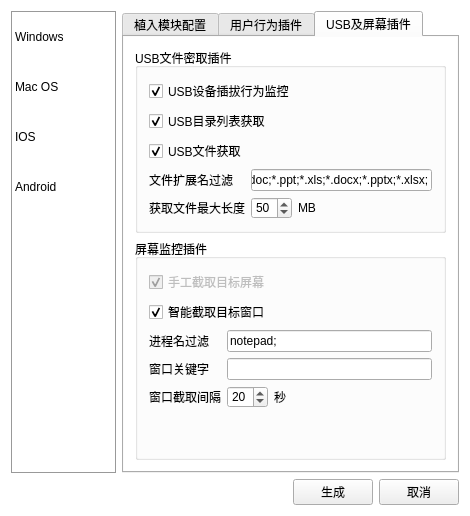
First picture: the form in generatedlg.ui, repository yzx65/GenerateFrontEnd, before the edit.
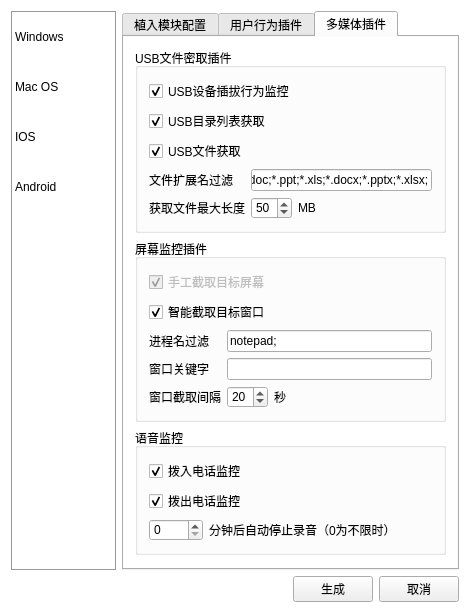
Second picture: the form after the edit. The open tabs and pages were chosen to show the change. Icons and pictures are not drawn.

```diff
--- a/generatedlg.ui
+++ b/generatedlg.ui
@@ -7,7 +7,7 @@
     <x>0</x>
     <y>0</y>
     <width>470</width>
-    <height>474</height>
+    <height>513</height>
    </rect>
   </property>
   <property name="windowTitle">
@@ -796,7 +796,7 @@
 }</string>
         </property>
         <attribute name="title">
-         <string>USB及屏幕插件</string>
+         <string>多媒体插件</string>
         </attribute>
         <layout class="QVBoxLayout" name="verticalLayout_5">
          <item>
@@ -1018,22 +1018,95 @@
               </item>
              </layout>
             </item>
+           </layout>
+          </widget>
+         </item>
+         <item>
+          <widget class="QGroupBox" name="groupBox_5">
+           <property name="title">
+            <string>语音监控</string>
+           </property>
+           <layout class="QVBoxLayout" name="verticalLayout_10">
             <item>
-             <spacer name="verticalSpacer">
-              <property name="orientation">
-               <enum>Qt::Vertical</enum>
+             <widget class="QCheckBox" name="chkCallIn">
+              <property name="text">
+               <string>拨入电话监控</string>
               </property>
-              <property name="sizeHint" stdset="0">
-               <size>
-                <width>20</width>
-                <height>40</height>
-               </size>
+              <property name="checked">
+               <bool>true</bool>
               </property>
-             </spacer>
+             </widget>
             </item>
+            <item>
+             <widget class="QCheckBox" name="chkCallOut">
+              <property name="text">
+               <string>拨出电话监控</string>
+              </property>
+              <property name="checked">
+               <bool>true</bool>
+              </property>
+             </widget>
+            </item>
+            <item>
+             <layout class="QHBoxLayout" name="horizontalLayout_15">
+              <item>
+               <widget class="QSpinBox" name="spnTime">
+                <property name="maximum">
+                 <number>9999</number>
+                </property>
+               </widget>
+              </item>
+              <item>
+               <widget class="QLabel" name="label_12">
+                <property name="text">
+                 <string>分钟后自动停止录音（0为不限时）</string>
+                </property>
+               </widget>
+              </item>
+              <item>
+               <spacer name="horizontalSpacer_4">
+                <property name="orientation">
+                 <enum>Qt::Horizontal</enum>
+                </property>
+                <property name="sizeHint" stdset="0">
+                 <size>
+                  <width>40</width>
+                  <height>20</height>
+                 </size>
+                </property>
+               </spacer>
+              </item>
+             </layout>
+            </item>
            </layout>
           </widget>
          </item>
+         <item>
+          <spacer name="verticalSpacer_6">
+           <property name="orientation">
+            <enum>Qt::Vertical</enum>
+           </property>
+           <property name="sizeHint" stdset="0">
+            <size>
+             <width>20</width>
+             <height>40</height>
+            </size>
+           </property>
+          </spacer>
+         </item>
+         <item>
+          <spacer name="verticalSpacer">
+           <property name="orientation">
+            <enum>Qt::Vertical</enum>
+           </property>
+           <property name="sizeHint" stdset="0">
+            <size>
+             <width>20</width>
+             <height>40</height>
+            </size>
+           </property>
+          </spacer>
+         </item>
         </layout>
        </widget>
       </widget>
```
